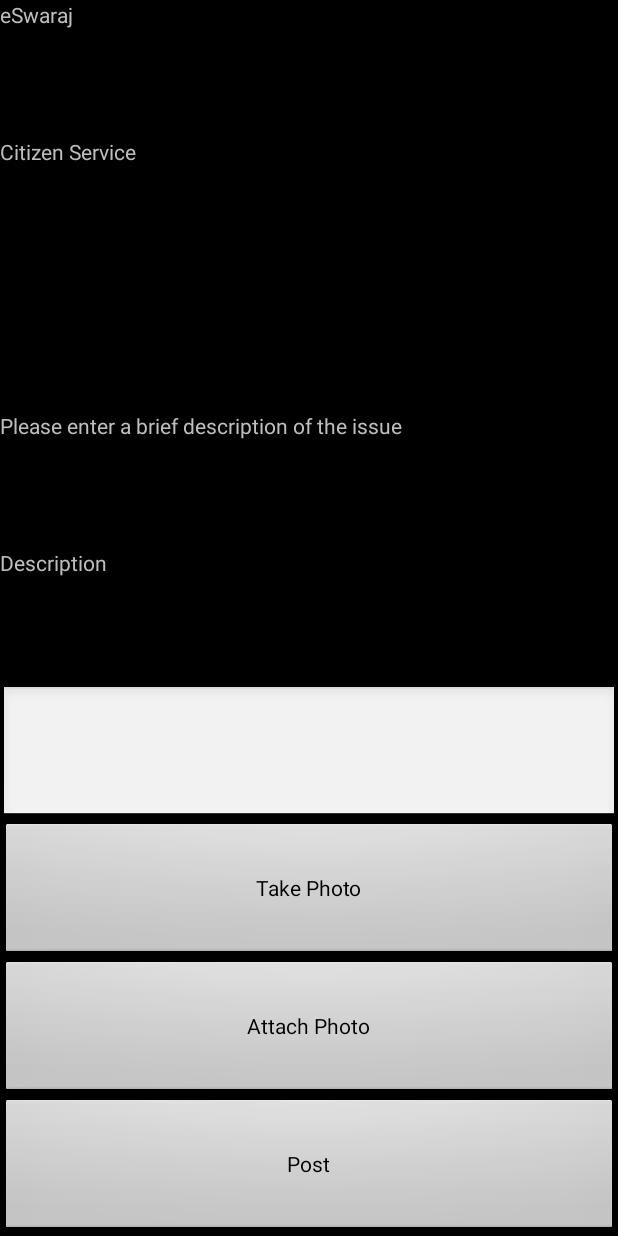
After one commit to eswaraj/eswaraj-android, an Android app: the AddDetailsActivity screen opened directly, with no data from a screen before it, on a phone screen of 412 x 824 dp. The commit adds this screen. Run offline under Robolectric (Android 15) with nearby library versions, the phone set to English and light mode, and no system bars; our stand-ins replace Dagger/Hilt's generated code; libraries missing offline, so code that uses them is left out: de.greenrobot.event; 3 statements that could not run were skipped.

Commit message:
AddDetailsActivity added

```diff
--- /dev/null
+++ b/app/src/main/java/com/eswaraj/app/eswaraj/activities/AddDetailsActivity.java
@@ -0,0 +1,24 @@
+package com.eswaraj.app.eswaraj.activities;
+
+import android.os.Bundle;
+
+import com.eswaraj.app.eswaraj.R;
+import com.eswaraj.app.eswaraj.base.BaseActivity;
+import com.eswaraj.app.eswaraj.fragments.AddDetailsFragment;
+
+public class AddDetailsActivity extends BaseActivity {
+
+    private AddDetailsFragment addDetailsFragment;
+
+    @Override
+    protected void onCreate(Bundle savedInstanceState) {
+        super.onCreate(savedInstanceState);
+        setContentView(R.layout.activity_add_details);
+
+        addDetailsFragment = new AddDetailsFragment();
+        if (savedInstanceState == null) {
+            getSupportFragmentManager().beginTransaction().add(R.id.adContainer, addDetailsFragment).commit();
+        }
+    }
+
+}
--- a/app/src/main/java/com/eswaraj/app/eswaraj/datastore/Server.java
+++ b/app/src/main/java/com/eswaraj/app/eswaraj/datastore/Server.java
@@ -64,10 +64,11 @@ public class Server extends BaseClass implements ServerInterface {
 
     @Override
     public void loadUserData(Context context, Session session) {
+        /*
         registerFacebookUserRequest.processRequest(context, session);
         return;
+        */
         //TODO: Implement logic. This is for testing only
-        /*
         UserDto userDto = new UserDto();
         PersonDto personDto = new PersonDto();
         AddressDto addressDto = new AddressDto();
@@ -80,7 +81,6 @@ public class Server extends BaseClass implements ServerInterface {
         event.setSuccess(true);
         event.setUserDto(userDto);
         eventBus.postSticky(event);
-        */
     }
 
 }
--- /dev/null
+++ b/app/src/main/java/com/eswaraj/app/eswaraj/fragments/AddDetailsFragment.java
@@ -0,0 +1,189 @@
+package com.eswaraj.app.eswaraj.fragments;
+
+
+import android.app.Activity;
+import android.content.Context;
+import android.content.Intent;
+import android.database.Cursor;
+import android.net.Uri;
+import android.os.Bundle;
+import android.os.Environment;
+import android.provider.MediaStore;
+import android.util.Log;
+import android.view.LayoutInflater;
+import android.view.View;
+import android.view.ViewGroup;
+import android.widget.Button;
+import android.widget.EditText;
+import android.widget.TextView;
+import android.widget.Toast;
+
+import com.eswaraj.app.eswaraj.R;
+import com.eswaraj.app.eswaraj.base.BaseFragment;
+import com.eswaraj.app.eswaraj.events.GetUserEvent;
+import com.eswaraj.web.dto.CategoryWithChildCategoryDto;
+import com.eswaraj.web.dto.UserDto;
+
+import java.io.File;
+import java.io.IOException;
+import java.text.SimpleDateFormat;
+import java.util.Date;
+
+import javax.inject.Inject;
+
+import de.greenrobot.event.EventBus;
+
+
+public class AddDetailsFragment extends BaseFragment {
+
+    @Inject
+    EventBus eventBus;
+
+    private Button takePhoto;
+    private Button attachPhoto;
+    private Button post;
+    private EditText description;
+    private TextView selected;
+
+    private CategoryWithChildCategoryDto categoryWithChildCategoryDto;
+    private UserDto userDto;
+
+    private static final int SELECT_PHOTO = 1;
+    private static final int TAKE_PHOTO = 2;
+
+    private File photoFile;
+    private File selectedFile;
+
+    public AddDetailsFragment() {
+        selectedFile = null;
+    }
+
+    @Override
+    public void onStart() {
+        super.onStart();
+        eventBus.registerSticky(this);
+    }
+
+    @Override
+    public void onStop() {
+        eventBus.unregister(this);
+        super.onStop();
+    }
+
+    @Override
+    public View onCreateView(LayoutInflater inflater, ViewGroup container, Bundle savedInstanceState) {
+        View rootView = inflater.inflate(R.layout.fragment_add_details, container, false);
+
+        //Get handles
+        takePhoto = (Button) rootView.findViewById(R.id.adTakePhoto);
+        attachPhoto = (Button) rootView.findViewById(R.id.adAttachPhoto);
+        post = (Button) rootView.findViewById(R.id.adPost);
+        description = (EditText) rootView.findViewById(R.id.adDescription);
+        selected = (TextView) rootView.findViewById(R.id.adSelected);
+
+        //Get the data from intent and display
+        categoryWithChildCategoryDto = (CategoryWithChildCategoryDto) getActivity().getIntent().getSerializableExtra("TEMPLATE");
+        selected.setText(categoryWithChildCategoryDto.getName());
+
+        //Register on-click listeners
+        takePhoto.setOnClickListener(new Button.OnClickListener() {
+            @Override
+            public void onClick(View view) {
+                Intent takePictureIntent = new Intent(MediaStore.ACTION_IMAGE_CAPTURE);
+                // Ensure that there's a camera activity to handle the intent
+                if (takePictureIntent.resolveActivity(getActivity().getPackageManager()) != null) {
+                    // Create the File where the photo should go
+                    photoFile = null;
+                    try {
+                        String timeStamp = new SimpleDateFormat("yyyyMMdd_HHmmss").format(new Date());
+                        String imageFileName = "eSwaraj_" + timeStamp + "_";
+                        File storageDir = Environment.getExternalStoragePublicDirectory(Environment.DIRECTORY_PICTURES);
+                        photoFile = File.createTempFile(
+                                imageFileName,  /* prefix */
+                                ".jpg",         /* suffix */
+                                storageDir      /* directory */
+                        );
+                    } catch (IOException ex) {
+                        ex.printStackTrace();
+                    }
+                    // Continue only if the File was successfully created
+                    if (photoFile != null) {
+                        Log.d("TakePhoto", photoFile.getAbsolutePath());
+                        takePictureIntent.putExtra(MediaStore.EXTRA_OUTPUT, Uri.fromFile(photoFile));
+                        startActivityForResult(takePictureIntent, TAKE_PHOTO);
+                    }
+                }
+            }
+        });
+
+        attachPhoto.setOnClickListener(new Button.OnClickListener() {
+            @Override
+            public void onClick(View view) {
+                Intent photoPickerIntent = new Intent(Intent.ACTION_PICK);
+                photoPickerIntent.setType("image/*");
+                startActivityForResult(photoPickerIntent, SELECT_PHOTO);
+            }
+        });
+
+        post.setOnClickListener(new Button.OnClickListener() {
+            @Override
+            public void onClick(View view) {
+                //TODO: Pick selectedFile, data from Description field and rest attributes from UserDto and post
+            }
+        });
+        return rootView;
+    }
+
+    @Override
+    public void onActivityResult(int requestCode, int resultCode, Intent data) {
+        super.onActivityResult(requestCode, resultCode, data);
+        switch (requestCode) {
+            case SELECT_PHOTO:
+                if(resultCode == Activity.RESULT_OK) {
+                    //Log.d("AttachPhoto", getPath(getActivity(), data.getData()));
+                    selectedFile = new File(data.getData().getPath());
+                }
+                break;
+            case TAKE_PHOTO:
+                if(resultCode == Activity.RESULT_OK) {
+                    selectedFile = photoFile;
+                }
+                else {
+                    photoFile.delete();
+                }
+                break;
+        }
+    }
+
+    public static String getPath(Context context, Uri uri) {
+        if ("content".equalsIgnoreCase(uri.getScheme())) {
+            String[] projection = { "_data" };
+            Cursor cursor = null;
+
+            try {
+                cursor = context.getContentResolver().query(uri, projection, null, null, null);
+                int column_index = cursor.getColumnIndexOrThrow("_data");
+                if (cursor.moveToFirst()) {
+                    return cursor.getString(column_index);
+                }
+            } catch (Exception e) {
+                e.printStackTrace();
+            }
+        }
+        else if ("file".equalsIgnoreCase(uri.getScheme())) {
+            return uri.getPath();
+        }
+
+        return null;
+    }
+
+    public void onEventMainThread(GetUserEvent event) {
+        if(event.getSuccess()) {
+            Log.d("AddDetailsFragment", "Got UserDto");
+            userDto = event.getUserDto();
+        }
+        else {
+            //This will never happen because user cant reach this screen unless UserDto was received successfully on Splash Screen
+        }
+    }
+}
--- a/app/src/main/java/com/eswaraj/app/eswaraj/fragments/TemplatesFragment.java
+++ b/app/src/main/java/com/eswaraj/app/eswaraj/fragments/TemplatesFragment.java
@@ -10,6 +10,7 @@ import android.widget.AdapterView;
 import android.widget.ListView;
 
 import com.eswaraj.app.eswaraj.R;
+import com.eswaraj.app.eswaraj.activities.AddDetailsActivity;
 import com.eswaraj.app.eswaraj.activities.SelectTemplateActivity;
 import com.eswaraj.app.eswaraj.adapters.TemplateListAdapter;
 import com.eswaraj.app.eswaraj.base.BaseFragment;
@@ -43,8 +44,7 @@ public class TemplatesFragment extends BaseFragment {
         listView.setOnItemClickListener(new ListView.OnItemClickListener() {
             @Override
             public void onItemClick(AdapterView<?> parent, View view, int pos, long id) {
-                //TODO: Change activity to AddDetailsActivity
-                Intent i = new Intent(getActivity(), SelectTemplateActivity.class);
+                Intent i = new Intent(getActivity(), AddDetailsActivity.class);
                 i.putExtra("TEMPLATE", (Serializable) listView.getAdapter().getItem(pos));
                 startActivity(i);
             }
--- a/app/src/main/java/com/eswaraj/app/eswaraj/modules/MiddlewareGraph.java
+++ b/app/src/main/java/com/eswaraj/app/eswaraj/modules/MiddlewareGraph.java
@@ -4,6 +4,7 @@ import android.content.Context;
 
 import com.android.volley.RequestQueue;
 import com.android.volley.toolbox.Volley;
+import com.eswaraj.app.eswaraj.activities.AddDetailsActivity;
 import com.eswaraj.app.eswaraj.activities.SelectAmenityActivity;
 import com.eswaraj.app.eswaraj.activities.SelectTemplateActivity;
 import com.eswaraj.app.eswaraj.activities.SplashActivity;
@@ -11,6 +12,7 @@ import com.eswaraj.app.eswaraj.activities.YoutubeActivity;
 import com.eswaraj.app.eswaraj.datastore.Cache;
 import com.eswaraj.app.eswaraj.datastore.CacheInterface;
 import com.eswaraj.app.eswaraj.datastore.Server;
+import com.eswaraj.app.eswaraj.fragments.AddDetailsFragment;
 import com.eswaraj.app.eswaraj.fragments.AmenitiesFragment;
 import com.eswaraj.app.eswaraj.fragments.AmenityBannerFragment;
 import com.eswaraj.app.eswaraj.fragments.GoogleMapFragment;
@@ -56,7 +58,9 @@ import de.greenrobot.event.EventBus;
                 GoogleMapFragment.class,
                 LoadCategoriesDataRequest.class,
                 LoadCategoriesImagesRequest.class,
-                RegisterFacebookUserRequest.class
+                RegisterFacebookUserRequest.class,
+                AddDetailsActivity.class,
+                AddDetailsFragment.class
         },
         complete = false,
         library = true
--- /dev/null
+++ b/app/src/main/res/layout/activity_add_details.xml
@@ -0,0 +1,13 @@
+<RelativeLayout xmlns:android="http://schemas.android.com/apk/res/android"
+    xmlns:tools="http://schemas.android.com/tools"
+    android:layout_width="match_parent"
+    android:layout_height="match_parent"
+    tools:context="com.eswaraj.app.eswaraj.activities.AddDetailsActivity">
+
+    <FrameLayout
+        android:id="@+id/adContainer"
+        android:layout_width="match_parent"
+        android:layout_height="match_parent">
+    </FrameLayout>
+
+</RelativeLayout>
--- /dev/null
+++ b/app/src/main/res/layout/fragment_add_details.xml
@@ -0,0 +1,67 @@
+<LinearLayout xmlns:android="http://schemas.android.com/apk/res/android"
+    xmlns:tools="http://schemas.android.com/tools"
+    android:layout_width="match_parent"
+    android:layout_height="match_parent"
+    android:orientation="vertical"
+    tools:context="com.eswaraj.app.eswaraj.fragments.AddDetailsFragment">
+
+    <TextView
+        android:layout_width="match_parent"
+        android:layout_height="0dp"
+        android:layout_weight="1"
+        android:text="eSwaraj" />
+
+    <TextView
+        android:layout_width="match_parent"
+        android:layout_height="0dp"
+        android:layout_weight="1"
+        android:text="Citizen Service" />
+
+    <TextView
+        android:id="@+id/adSelected"
+        android:layout_width="match_parent"
+        android:layout_height="0dp"
+        android:layout_weight="1"
+        android:text="" />
+
+    <TextView
+        android:layout_width="match_parent"
+        android:layout_height="0dp"
+        android:layout_weight="1"
+        android:text="Please enter a brief description of the issue" />
+
+    <TextView
+        android:layout_width="match_parent"
+        android:layout_height="0dp"
+        android:layout_weight="1"
+        android:text="Description" />
+
+    <EditText
+        android:id="@+id/adDescription"
+        android:layout_width="match_parent"
+        android:layout_height="0dp"
+        android:layout_weight="1"/>
+
+
+    <Button
+        android:id="@+id/adTakePhoto"
+        android:layout_width="match_parent"
+        android:layout_height="0dp"
+        android:layout_weight="1"
+        android:text="Take Photo"/>
+
+    <Button
+        android:id="@+id/adAttachPhoto"
+        android:layout_width="match_parent"
+        android:layout_height="0dp"
+        android:layout_weight="1"
+        android:text="Attach Photo"/>
+
+    <Button
+        android:id="@+id/adPost"
+        android:layout_width="match_parent"
+        android:layout_height="0dp"
+        android:layout_weight="1"
+        android:text="Post"/>
+
+</LinearLayout>
--- a/app/src/main/res/menu/menu_splash.xml
+++ /dev/null
@@ -1,6 +0,0 @@
-<menu xmlns:android="http://schemas.android.com/apk/res/android"
-    xmlns:tools="http://schemas.android.com/tools"
-    tools:context="com.eswaraj.app.eswaraj.activities.SplashActivity">
-    <item android:id="@+id/action_settings" android:title="@string/action_settings"
-        android:orderInCategory="100" android:showAsAction="never" />
-</menu>
--- a/app/src/main/res/values/strings.xml
+++ b/app/src/main/res/values/strings.xml
@@ -15,5 +15,6 @@
     <string name="title_activity_youtube">YoutubeActivity</string>
     <string name="title_activity_base">BaseActivity</string>
     <string name="title_activity_select_template">SelectTemplateActivity</string>
+    <string name="title_activity_add_details">AddDetailsActivity</string>
 
 </resources>
```
Also changed, not shown: app/src/main/AndroidManifest.xml (+16 -6 lines), app/src/main/res/menu/menu_select_amenity.xml (deleted, +0 -7 lines).
